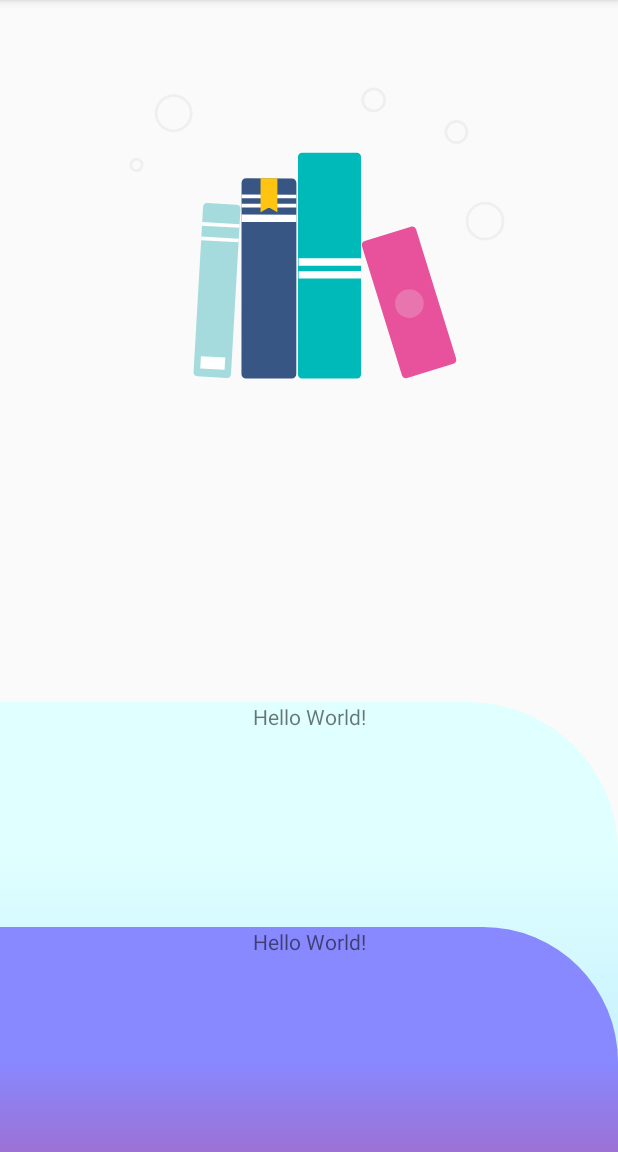
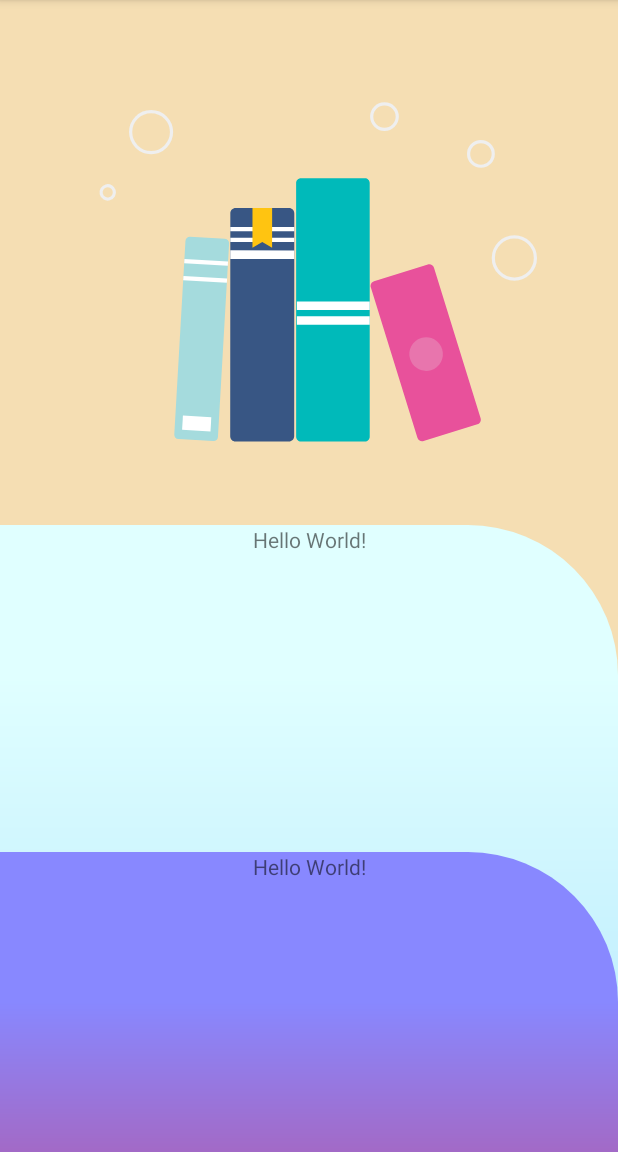
Before and after one commit to Kazukafka/Quvism, an Android app: the screen it shows after launch (StartActivity), on a phone screen of 412 x 824 dp, the part 84-1236 px from its top. Run offline under Robolectric (Android 15) with nearby library versions, the phone set to English and light mode, and no system bars.

Commit message:
StartAc, backcolor&angle

```diff
--- a/app/src/main/res/drawable/menu_1.xml
+++ b/app/src/main/res/drawable/menu_1.xml
@@ -3,11 +3,10 @@
 <!--    ここが右上の円-->
     <item>
         <shape
-            android:shape="rectangle"
-            android:background="#000000">
+            android:shape="rectangle">
 
             <corners
-                android:radius="90dp" />
+                android:radius="100dp" />
             <gradient
                 android:angle="90"
                 android:startColor="#8888ff"
@@ -16,7 +15,7 @@
     </item>
 <!--    ここが上の四角-->
     <item
-        android:right="90dp">
+        android:right="100dp">
         <shape
             android:shape="rectangle" >
 
@@ -27,7 +26,7 @@
         </shape>
     </item>
     <item
-        android:top="90dp">
+        android:top="100dp">
         <shape
             android:shape="rectangle" >
 
--- a/app/src/main/res/drawable/menu_2.xml
+++ b/app/src/main/res/drawable/menu_2.xml
@@ -1,7 +1,19 @@
 <?xml version="1.0" encoding="utf-8"?>
 <layer-list xmlns:android="http://schemas.android.com/apk/res/android">
+<!--    右上の円の背景を変える-->
+    <item>
+        <shape
+            android:shape="rectangle">
+
+            <gradient
+                android:angle="90"
+                android:startColor="#f5deb3"
+                android:endColor="#f5deb3" />
+        </shape>
+    </item>
 <!--    ここが右上の円-->
-    <item>
+    <item
+        android:background="#f5deb3">
         <shape
             android:shape="rectangle"
             android:background="#fafafa">
--- a/app/src/main/res/drawable/menu_3.xml
+++ b/app/src/main/res/drawable/menu_3.xml
@@ -7,7 +7,7 @@
             android:background="#000000">
 
             <corners
-                android:radius="90dp" />
+                android:radius="100dp" />
             <gradient
                 android:angle="90"
                 android:startColor="#008000"
@@ -16,7 +16,7 @@
     </item>
 <!--    ここが上の四角-->
     <item
-        android:right="90dp">
+        android:right="100dp">
         <shape
             android:shape="rectangle" >
 
@@ -27,7 +27,7 @@
         </shape>
     </item>
     <item
-        android:top="90dp">
+        android:top="100dp">
         <shape
             android:shape="rectangle" >
 
--- a/app/src/main/res/layout/activity_start.xml
+++ b/app/src/main/res/layout/activity_start.xml
@@ -10,9 +10,9 @@
     <com.google.android.material.appbar.AppBarLayout
         android:id="@+id/appbar"
 
-        android:background="#fafafa"
+        android:background="#f5deb3"
 
-        android:layout_height="300dp"
+        android:layout_height="350dp"
         android:layout_width="match_parent">
 
 
@@ -30,7 +30,8 @@
             <com.airbnb.lottie.LottieAnimationView
                 android:id="@+id/animation_view"
                 android:layout_width="match_parent"
-                android:layout_height="300dp"
+                android:layout_height="match_parent"
+                android:background="#f5deb3"
                 app:layout_constraintBottom_toBottomOf="parent"
                 app:layout_constraintEnd_toEndOf="parent"
                 app:layout_constraintStart_toStartOf="parent"
@@ -40,24 +41,15 @@
                 app:lottie_rawRes="@raw/xxx" />
 
 
-            <androidx.appcompat.widget.Toolbar
-                android:id="@+id/toolbar"
-                android:layout_height="?attr/actionBarSize"
-                android:layout_width="match_parent"
-                android:background="#fafafa"
-                >
-            </androidx.appcompat.widget.Toolbar>
-
-
         </com.google.android.material.appbar.CollapsingToolbarLayout>
     </com.google.android.material.appbar.AppBarLayout>
 
     <androidx.core.widget.NestedScrollView
         android:layout_width="match_parent"
-        android:layout_height="600dp"
+        android:layout_height="match_parent"
+        android:layout_gravity="bottom"
+
         android:background="@drawable/menu_2"
-
-        android:layout_gravity="bottom"
 
         app:layout_behavior="com.google.android.material.appbar.AppBarLayout$ScrollingViewBehavior">
 
@@ -80,10 +72,10 @@
 
     <androidx.core.widget.NestedScrollView
         android:layout_width="match_parent"
-        android:layout_height="450dp"
+        android:layout_height="550dp"
+        android:layout_gravity="bottom"
+
         android:background="@drawable/menu_1"
-
-        android:layout_gravity="bottom"
 
         app:layout_behavior="com.google.android.material.appbar.AppBarLayout$ScrollingViewBehavior">
 
@@ -106,7 +98,7 @@
 
     <androidx.core.widget.NestedScrollView
         android:layout_width="match_parent"
-        android:layout_height="300dp"
+        android:layout_height="350dp"
         android:background="@drawable/menu_3"
 
         android:layout_gravity="bottom"
@@ -129,7 +121,4 @@
 
         </androidx.constraintlayout.widget.ConstraintLayout>
     </androidx.core.widget.NestedScrollView>
-
-
-
 </androidx.coordinatorlayout.widget.CoordinatorLayout>
```
